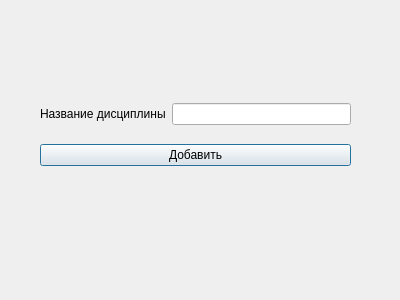
AnMikhaylova/project_oop, file newdiscipline.ui: the form before one commit.
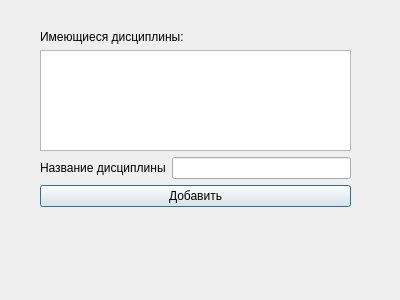
The form after the commit.

What changed in the file:
```diff
--- a/newdiscipline.ui
+++ b/newdiscipline.ui
@@ -13,17 +13,27 @@
   <property name="windowTitle">
    <string>Dialog</string>
   </property>
-  <widget class="QWidget" name="">
+  <widget class="QWidget" name="layoutWidget">
    <property name="geometry">
     <rect>
      <x>40</x>
-     <y>90</y>
+     <y>30</y>
      <width>311</width>
-     <height>91</height>
+     <height>177</height>
     </rect>
    </property>
    <layout class="QGridLayout" name="gridLayout">
-    <item row="0" column="0">
+    <item row="3" column="0">
+     <widget class="QPushButton" name="pushButton">
+      <property name="text">
+       <string>Добавить</string>
+      </property>
+     </widget>
+    </item>
+    <item row="1" column="0">
+     <widget class="QListWidget" name="listWidget"/>
+    </item>
+    <item row="2" column="0">
      <layout class="QHBoxLayout" name="horizontalLayout">
       <item>
        <widget class="QLabel" name="label">
@@ -37,10 +47,10 @@
       </item>
      </layout>
     </item>
-    <item row="1" column="0">
-     <widget class="QPushButton" name="pushButton">
+    <item row="0" column="0">
+     <widget class="QLabel" name="label_2">
       <property name="text">
-       <string>Добавить</string>
+       <string>Имеющиеся дисциплины:</string>
       </property>
      </widget>
     </item>
```
